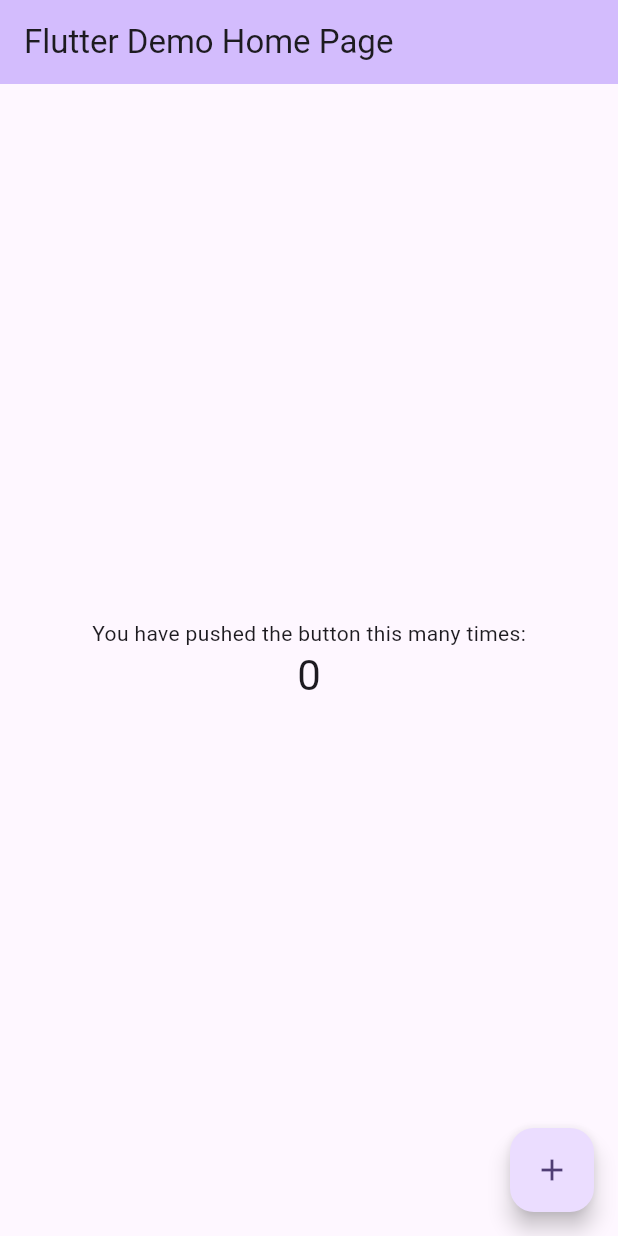
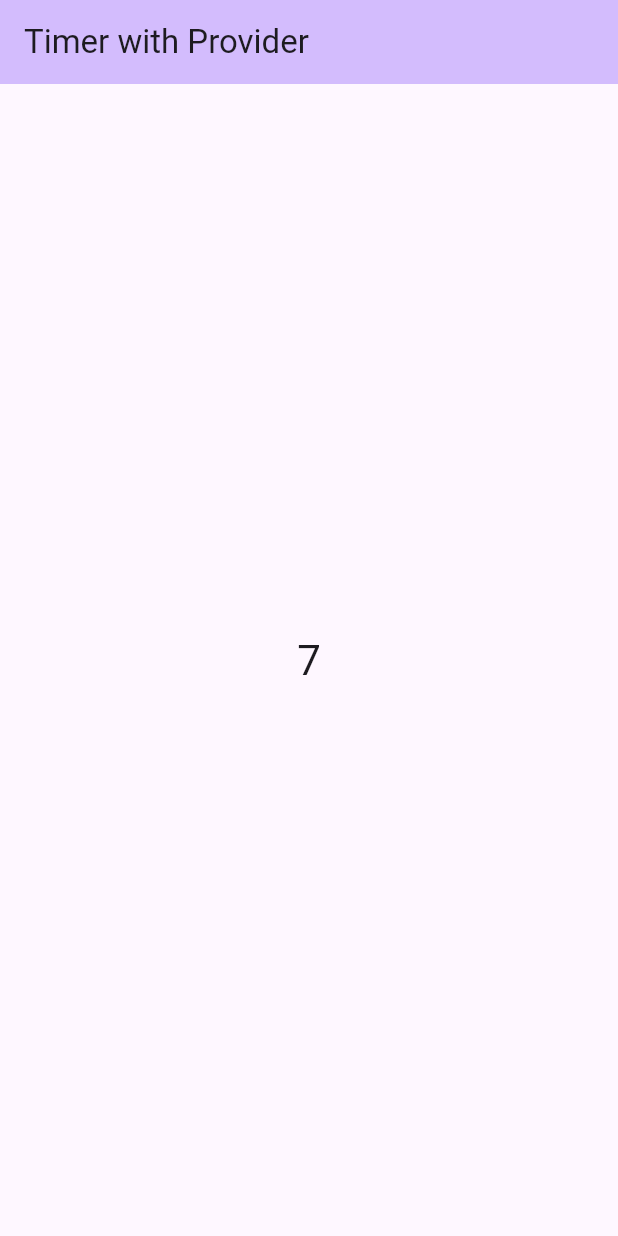
Before and after one commit to SoniaEjaz-sonia/flutter_provider, a Flutter app: the screen it shows after launch, on a phone screen of 412 x 824 dp. Run offline on Flutter 3.47's test engine with Material 2 defaults, Android fonts, the phone set to English and light mode, and no system bars.

Commit message:
timer with provider

```diff
--- /dev/null
+++ b/lib/counter.dart
@@ -0,0 +1,12 @@
+import 'package:flutter/cupertino.dart';
+
+class Counter with ChangeNotifier {
+  int _counter = 0;
+
+  int get counter => _counter;
+
+  void incrementCounter() {
+    _counter++;
+    notifyListeners();
+  }
+}
--- /dev/null
+++ b/lib/home_screen.dart
@@ -0,0 +1,52 @@
+import 'dart:async';
+
+import 'package:flutter/material.dart';
+import 'package:flutter_provider/counter.dart';
+import 'package:provider/provider.dart';
+
+class MyHomePage extends StatefulWidget {
+  const MyHomePage({super.key, required this.title});
+
+  final String title;
+
+  @override
+  State<MyHomePage> createState() => _MyHomePageState();
+}
+
+class _MyHomePageState extends State<MyHomePage> {
+  late Timer timer;
+
+  @override
+  void initState() {
+    var provider = Provider.of<Counter>(context, listen: false);
+
+    timer = Timer.periodic(const Duration(seconds: 1), (timer) {
+      provider.incrementCounter();
+    });
+
+    super.initState();
+  }
+
+  @override
+  Widget build(BuildContext context) {
+    return Scaffold(
+      appBar: AppBar(
+        backgroundColor: Theme.of(context).colorScheme.inversePrimary,
+        title: Text(widget.title),
+      ),
+      body: Center(
+        child: Column(
+          mainAxisAlignment: MainAxisAlignment.center,
+          children: <Widget>[
+            Consumer<Counter>(builder: (context, value, child) {
+              return Text(
+                '${value.counter}',
+                style: Theme.of(context).textTheme.headlineMedium,
+              );
+            }),
+          ],
+        ),
+      ),
+    );
+  }
+}
--- a/lib/main.dart
+++ b/lib/main.dart
@@ -1,4 +1,8 @@
 import 'package:flutter/material.dart';
+import 'package:flutter_provider/counter.dart';
+import 'package:provider/provider.dart';
+
+import 'home_screen.dart';
 
 void main() {
   runApp(const MyApp());
@@ -9,61 +13,19 @@ class MyApp extends StatelessWidget {
 
   @override
   Widget build(BuildContext context) {
-    return MaterialApp(
-      title: 'Flutter Demo',
-      theme: ThemeData(
-        colorScheme: ColorScheme.fromSeed(seedColor: Colors.deepPurple),
-        useMaterial3: true,
-      ),
-      home: const MyHomePage(title: 'Flutter Demo Home Page'),
+    return ChangeNotifierProvider(
+      create: (_) => Counter(),
+      builder: (BuildContext? context, Widget? widget) {
+        return MaterialApp(
+          title: 'Counter App',
+          debugShowCheckedModeBanner: false,
+          theme: ThemeData(
+            colorScheme: ColorScheme.fromSeed(seedColor: Colors.deepPurple),
+            useMaterial3: true,
+          ),
+          home: const MyHomePage(title: 'Timer with Provider'),
+        );
+      },
     );
   }
 }
-
-class MyHomePage extends StatefulWidget {
-  const MyHomePage({super.key, required this.title});
-
-  final String title;
-
-  @override
-  State<MyHomePage> createState() => _MyHomePageState();
-}
-
-class _MyHomePageState extends State<MyHomePage> {
-  int _counter = 0;
-
-  void _incrementCounter() {
-    setState(() {
-      _counter++;
-    });
-  }
-
-  @override
-  Widget build(BuildContext context) {
-    return Scaffold(
-      appBar: AppBar(
-        backgroundColor: Theme.of(context).colorScheme.inversePrimary,
-        title: Text(widget.title),
-      ),
-      body: Center(
-        child: Column(
-          mainAxisAlignment: MainAxisAlignment.center,
-          children: <Widget>[
-            const Text(
-              'You have pushed the button this many times:',
-            ),
-            Text(
-              '$_counter',
-              style: Theme.of(context).textTheme.headlineMedium,
-            ),
-          ],
-        ),
-      ),
-      floatingActionButton: FloatingActionButton(
-        onPressed: _incrementCounter,
-        tooltip: 'Increment',
-        child: const Icon(Icons.add),
-      ),
-    );
-  }
-}
```
